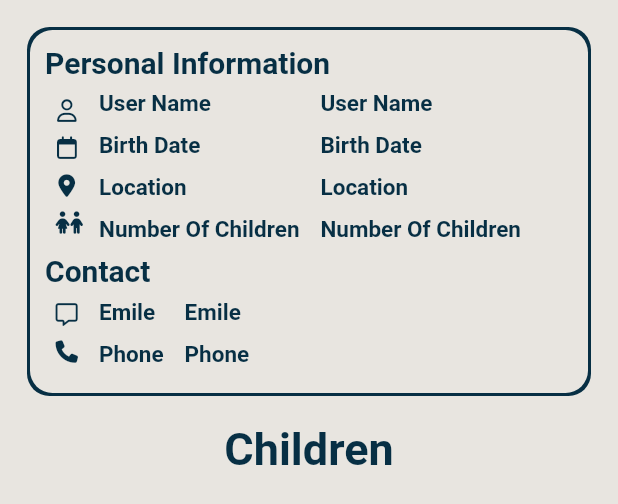
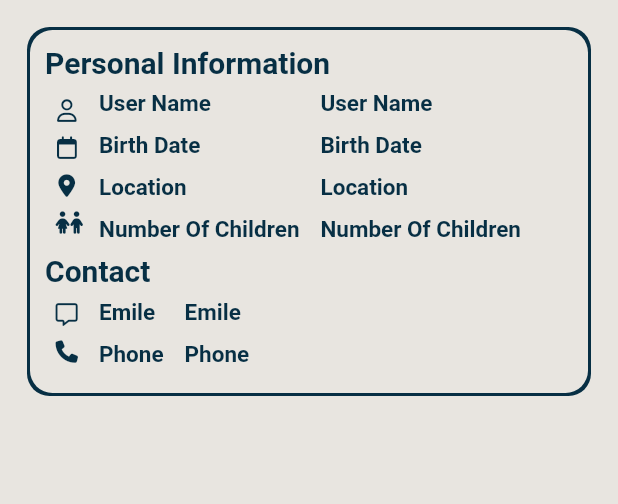
Before and after one commit to AsmaaSaleh1/Spectrum-speak, a Flutter app: the ParentInformation widget shown alone on an empty page, opened directly, on a phone screen of 412 x 824 dp. Shown: the top 504 px of the screen. Run offline on Flutter 3.47's test engine with Material 2 defaults, Android fonts, the phone set to English and light mode, and no system bars; our stand-ins replace circular_profile_avatar, font_awesome_flutter, google_fonts, smooth_star_rating_null_safety; Roboto replaces fonts that are missing (Tinos).

Commit message:
small edit

```diff
--- a/lib/widgets/parent_information.dart
+++ b/lib/widgets/parent_information.dart
@@ -286,15 +286,6 @@ class ParentInformation extends StatelessWidget {
                     ),
                   ),
                 ),
-                const SizedBox(height: 20,),
-                Text(
-                  "Children",
-                  style: TextStyle(
-                    fontSize: 30.0,
-                    fontWeight: FontWeight.bold,
-                    color: kDarkerColor,
-                  ),
-                ),
               ],
             ),
           ),
```
